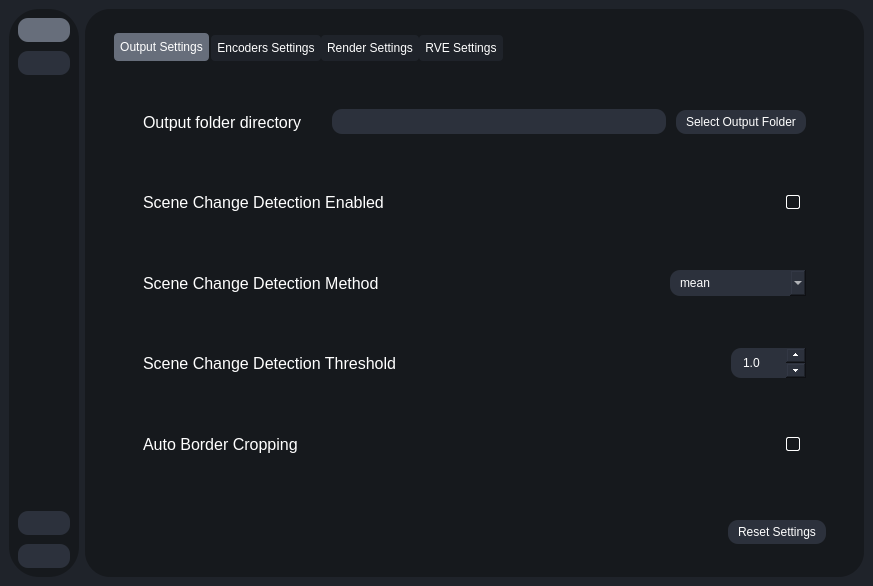
This is testRVEInterface.ui in gokulmc/enhance_crop as Qt 5 draws it before an edit. The edited form follows.
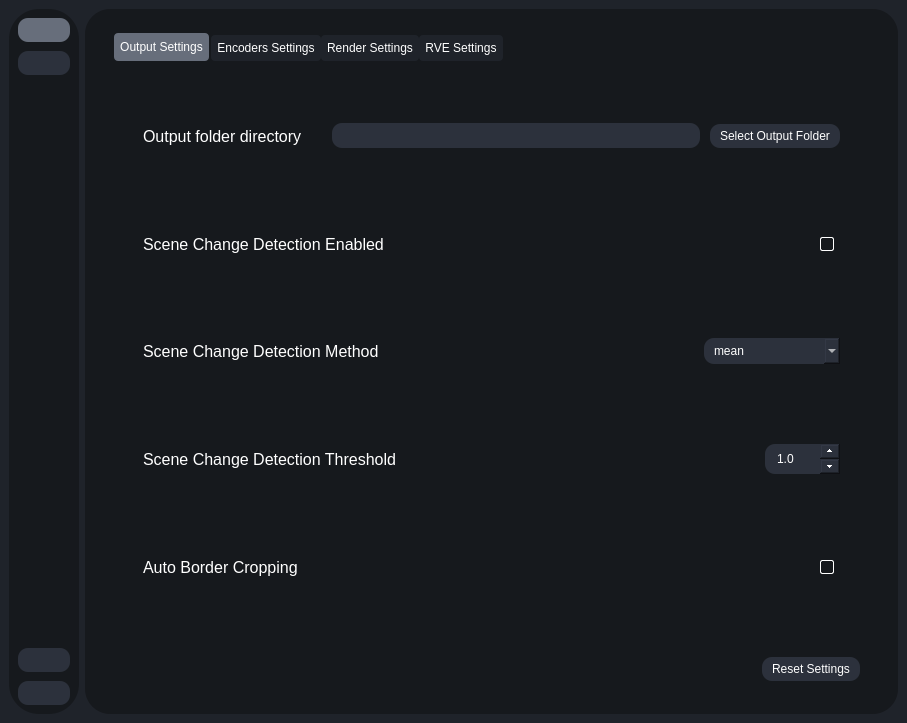
This is the edited form. The open tabs and pages were chosen to show the change. Icons and pictures are not drawn.

The edit to the form file:
```diff
--- a/testRVEInterface.ui
+++ b/testRVEInterface.ui
@@ -5,8 +5,8 @@
    <rect>
     <x>0</x>
     <y>0</y>
-    <width>0</width>
-    <height>0</height>
+    <width>907</width>
+    <height>723</height>
    </rect>
   </property>
   <property name="sizePolicy">
@@ -3676,8 +3676,8 @@
                   <rect>
                    <x>0</x>
                    <y>0</y>
-                   <width>460</width>
-                   <height>506</height>
+                   <width>770</width>
+                   <height>675</height>
                   </rect>
                  </property>
                  <layout class="QVBoxLayout" name="verticalLayout_18">
@@ -3719,8 +3719,8 @@
                              <rect>
                               <x>0</x>
                               <y>0</y>
-                              <width>465</width>
-                              <height>180</height>
+                              <width>712</width>
+                              <height>552</height>
                              </rect>
                             </property>
                             <layout class="QVBoxLayout" name="verticalLayout_25">
```
Left out of the diff: 287 changed lines with no effect on the pictures.
